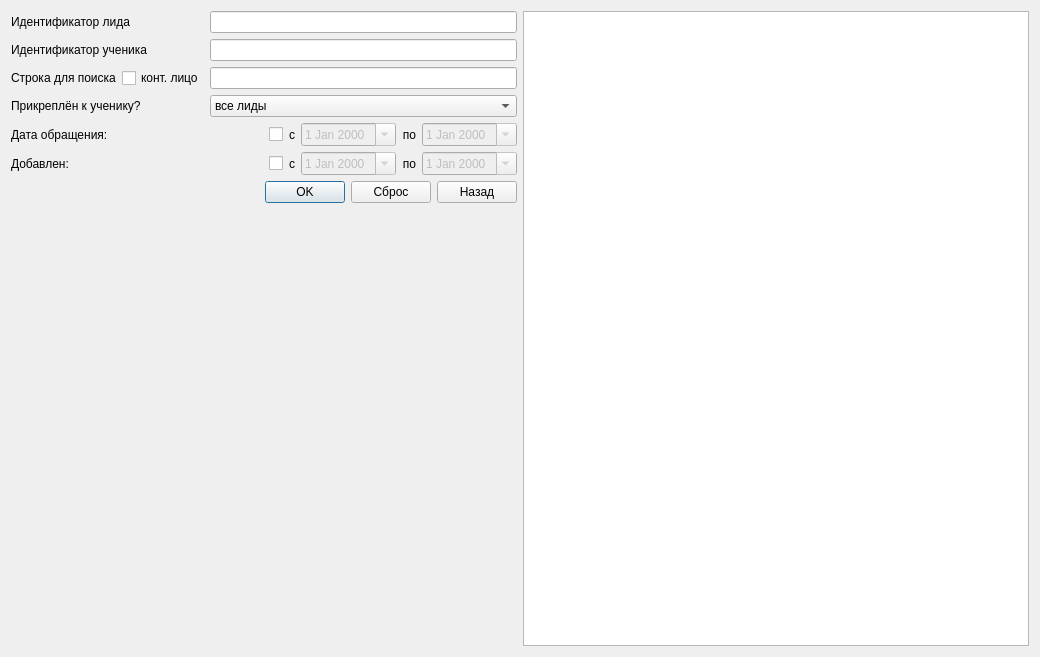
This is view/widgets/leadswidget.ui in IgorMitiukliaev/crmapp as Qt 5 draws it before an edit. The edited form follows.
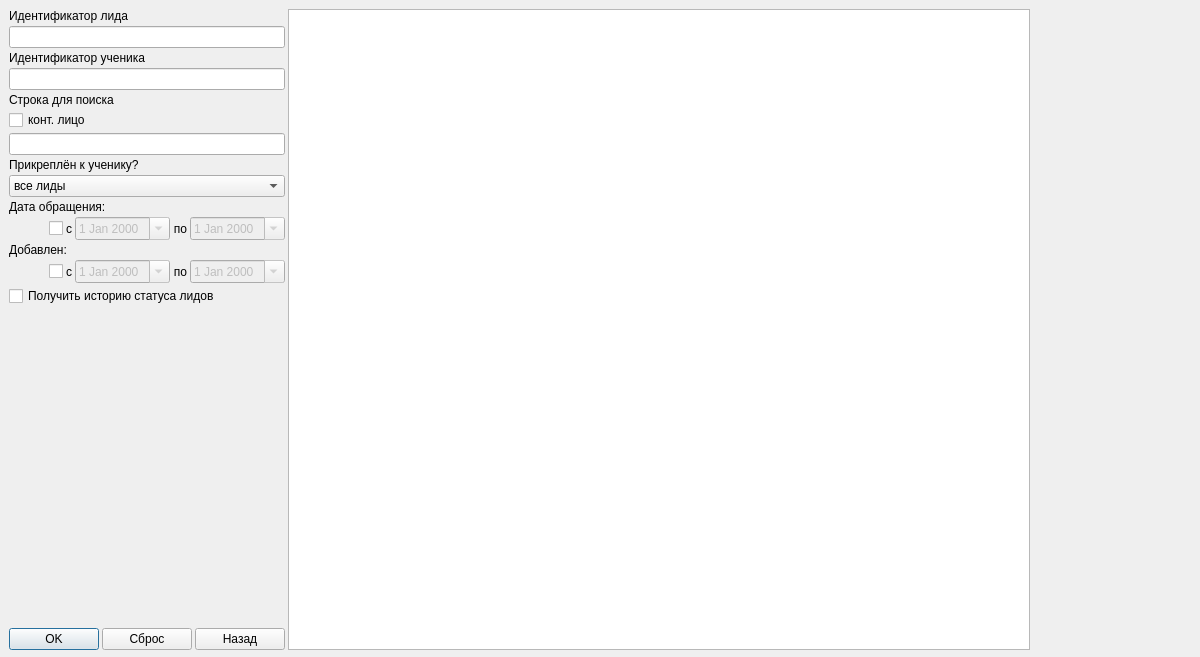
This is the edited form.

```diff
--- a/view/widgets/leadswidget.ui
+++ b/view/widgets/leadswidget.ui
@@ -6,7 +6,7 @@
    <rect>
     <x>0</x>
     <y>0</y>
-    <width>1040</width>
+    <width>1200</width>
     <height>657</height>
    </rect>
   </property>
@@ -19,11 +19,94 @@
   <property name="windowTitle">
    <string>Dialog</string>
   </property>
-  <layout class="QHBoxLayout" name="horizontalLayout_4">
+  <widget class="QWidget" name="layoutWidget">
+   <property name="geometry">
+    <rect>
+     <x>9</x>
+     <y>9</y>
+     <width>1021</width>
+     <height>641</height>
+    </rect>
+   </property>
+   <layout class="QFormLayout" name="formLayout">
+    <property name="horizontalSpacing">
+     <number>3</number>
+    </property>
+    <property name="verticalSpacing">
+     <number>3</number>
+    </property>
+    <item row="0" column="0">
+     <layout class="QVBoxLayout" name="verticalLayout">
    <item>
-    <layout class="QGridLayout" name="gridLayout">
-     <item row="4" column="0" colspan="3">
-      <layout class="QHBoxLayout" name="horizontalLayout_2">
+       <widget class="QLabel" name="label">
+        <property name="text">
+         <string>Идентификатор лида</string>
+        </property>
+       </widget>
+      </item>
+      <item>
+       <widget class="QLineEdit" name="id">
+        <property name="maxLength">
+         <number>20</number>
+        </property>
+        <property name="clearButtonEnabled">
+         <bool>false</bool>
+        </property>
+       </widget>
+      </item>
+      <item>
+       <widget class="QLabel" name="label_5">
+        <property name="text">
+         <string>Идентификатор ученика</string>
+        </property>
+       </widget>
+      </item>
+      <item>
+       <widget class="QLineEdit" name="studentClientId"/>
+      </item>
+      <item>
+       <widget class="QLabel" name="label_2">
+        <property name="text">
+         <string>Строка для поиска</string>
+        </property>
+       </widget>
+      </item>
+      <item>
+       <widget class="QCheckBox" name="byAgents">
+        <property name="text">
+         <string>конт. лицо</string>
+        </property>
+       </widget>
+      </item>
+      <item>
+       <widget class="QLineEdit" name="term"/>
+      </item>
+      <item>
+       <widget class="QLabel" name="label_3">
+        <property name="text">
+         <string>Прикреплён к ученику?</string>
+        </property>
+       </widget>
+      </item>
+      <item>
+       <widget class="QComboBox" name="attached">
+        <item>
+         <property name="text">
+          <string>все лиды</string>
+         </property>
+        </item>
+        <item>
+         <property name="text">
+          <string>только прикреплённые к ученикам</string>
+         </property>
+        </item>
+        <item>
+         <property name="text">
+          <string>только неприкреплённые к ученикам</string>
+         </property>
+        </item>
+       </widget>
+      </item>
        <item>
         <widget class="QLabel" name="label_4">
          <property name="text">
@@ -32,6 +115,8 @@
         </widget>
        </item>
        <item>
+       <layout class="QHBoxLayout" name="horizontalLayout_2">
+        <item>
         <spacer name="horizontalSpacer">
          <property name="orientation">
           <enum>Qt::Horizontal</enum>
@@ -93,55 +178,6 @@
        </item>
       </layout>
      </item>
-     <item row="2" column="0">
-      <widget class="QLabel" name="label_2">
-       <property name="text">
-        <string>Строка для поиска</string>
-       </property>
-      </widget>
-     </item>
-     <item row="3" column="0" colspan="2">
-      <widget class="QLabel" name="label_3">
-       <property name="text">
-        <string>Прикреплён к ученику?</string>
-       </property>
-      </widget>
-     </item>
-     <item row="7" column="0">
-      <spacer name="verticalSpacer">
-       <property name="orientation">
-        <enum>Qt::Vertical</enum>
-       </property>
-       <property name="sizeHint" stdset="0">
-        <size>
-         <width>20</width>
-         <height>40</height>
-        </size>
-       </property>
-      </spacer>
-     </item>
-     <item row="1" column="2">
-      <widget class="QLineEdit" name="studentClientId"/>
-     </item>
-     <item row="1" column="0" colspan="2">
-      <widget class="QLabel" name="label_5">
-       <property name="text">
-        <string>Идентификатор ученика</string>
-       </property>
-      </widget>
-     </item>
-     <item row="0" column="2">
-      <widget class="QLineEdit" name="id">
-       <property name="maxLength">
-        <number>20</number>
-       </property>
-       <property name="clearButtonEnabled">
-        <bool>false</bool>
-       </property>
-      </widget>
-     </item>
-     <item row="5" column="0" colspan="3">
-      <layout class="QHBoxLayout" name="horizontalLayout">
        <item>
         <widget class="QLabel" name="label_7">
          <property name="text">
@@ -150,6 +186,8 @@
         </widget>
        </item>
        <item>
+       <layout class="QHBoxLayout" name="horizontalLayout">
+        <item>
         <spacer name="horizontalSpacer_2">
          <property name="orientation">
           <enum>Qt::Horizontal</enum>
@@ -211,28 +249,32 @@
        </item>
       </layout>
      </item>
-     <item row="2" column="1">
-      <widget class="QCheckBox" name="byAgents">
+      <item>
+       <layout class="QHBoxLayout" name="horizontalLayout_4">
+        <item>
+         <widget class="QCheckBox" name="chb_hist">
        <property name="text">
-        <string>конт. лицо</string>
+           <string>Получить историю статуса лидов</string>
        </property>
       </widget>
      </item>
-     <item row="6" column="0" colspan="3">
+       </layout>
+      </item>
+      <item>
+       <spacer name="verticalSpacer">
+        <property name="orientation">
+         <enum>Qt::Vertical</enum>
+        </property>
+        <property name="sizeHint" stdset="0">
+         <size>
+          <width>20</width>
+          <height>40</height>
+         </size>
+        </property>
+       </spacer>
+      </item>
+      <item>
       <layout class="QHBoxLayout" name="horizontalLayout_3">
-       <item>
-        <spacer name="horizontalSpacer_3">
-         <property name="orientation">
-          <enum>Qt::Horizontal</enum>
-         </property>
-         <property name="sizeHint" stdset="0">
-          <size>
-           <width>40</width>
-           <height>20</height>
-          </size>
-         </property>
-        </spacer>
-       </item>
        <item>
         <widget class="QPushButton" name="btn_OK">
          <property name="text">
@@ -256,45 +298,13 @@
        </item>
       </layout>
      </item>
-     <item row="0" column="0" colspan="2">
-      <widget class="QLabel" name="label">
-       <property name="text">
-        <string>Идентификатор лида</string>
-       </property>
-      </widget>
-     </item>
-     <item row="3" column="2">
-      <widget class="QComboBox" name="attached">
-       <item>
-        <property name="text">
-         <string>все лиды</string>
-        </property>
-       </item>
-       <item>
-        <property name="text">
-         <string>только прикреплённые к ученикам</string>
-        </property>
-       </item>
-       <item>
-        <property name="text">
-         <string>только неприкреплённые к ученикам</string>
-        </property>
-       </item>
-      </widget>
-     </item>
-     <item row="2" column="2">
-      <widget class="QLineEdit" name="term"/>
-     </item>
-    </layout>
-   </item>
-   <item>
-    <widget class="QTableWidget" name="tableWidget">
-     <property name="accessibleDescription">
-      <string>wg_table</string>
-     </property>
-    </widget>
-   </item>
-  </layout>
+     </layout>
+    </item>
+    <item row="0" column="1">
+     <widget class="QTableView" name="tableView"/>
+    </item>
+   </layout>
+  </widget>
  </widget>
  <resources/>
  <connections/>
```
Lines whose indentation alone changed are shown as unchanged.
